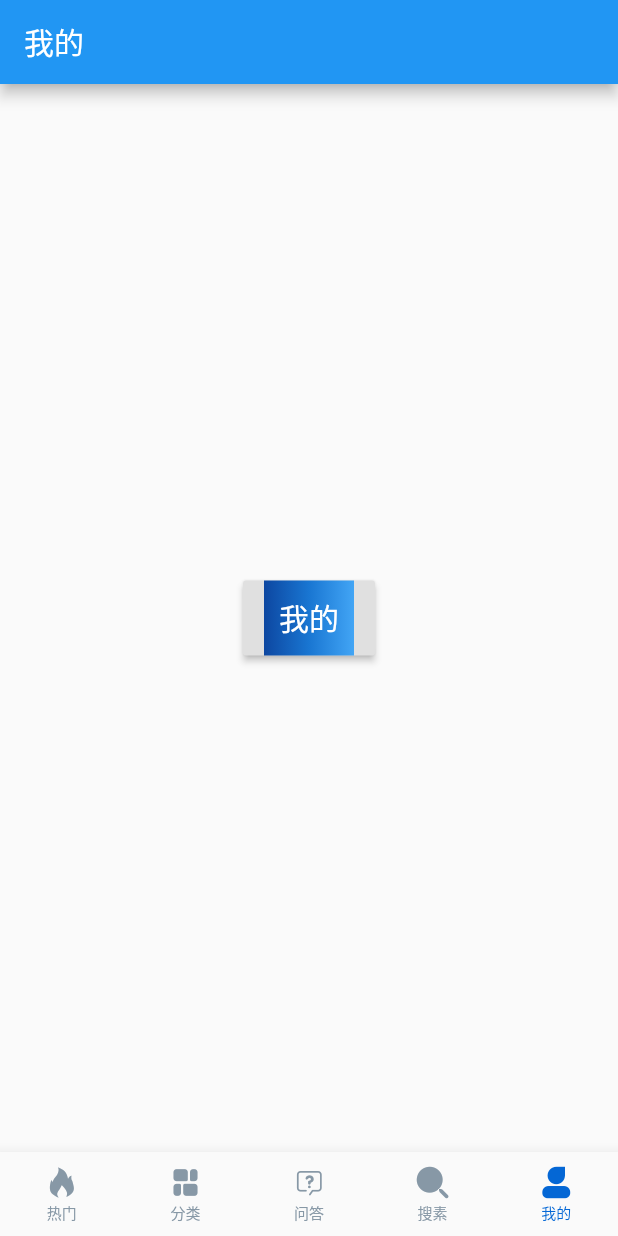
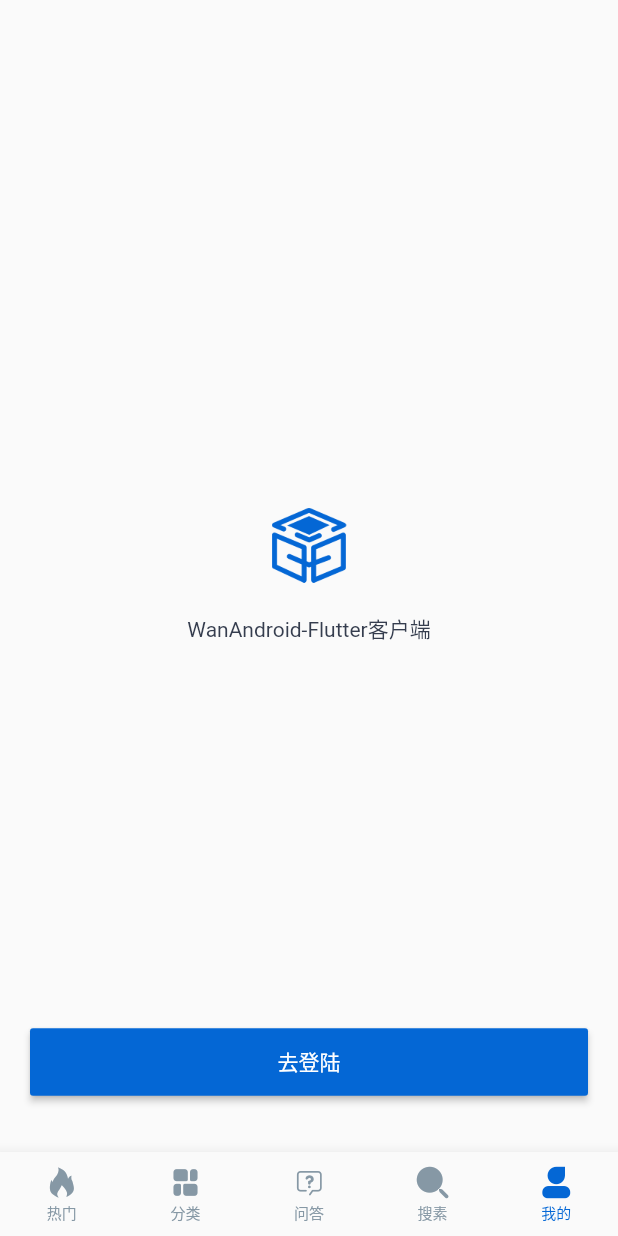
Before and after one commit to imurluck/WanAndroid-Flutter, a Flutter app: the screen it shows after launch, item 5 of the bottom bar chosen, on a phone screen of 412 x 824 dp. Run offline on Flutter 3.47's test engine with Material 2 defaults, Android fonts, the phone set to English and light mode, and no system bars; our stand-ins replace dio.

Commit message:
[refactor]: 首页我的页面未登录状态

```diff
--- a/lib/base/style/colors.dart
+++ b/lib/base/style/colors.dart
@@ -6,4 +6,20 @@ class AppColors {
   static Color barBackgroundColor = Color(0xFFF5F6F8);
 
   static Color accentColor = Color(0xFF0467D5);
+
+  static Color primaryColor = Color(0xFFFAFAFA);
+
+  static Color iconColorInactive = Color(0xFF8698A5);
+
+  static Color iconColorDeep = Color(0xFF333B4C);
+
+  static Color windowBackgroundColor = Colors.white;
+
+  static Color dividerLineColor = Color(0xFFF5F5F5);
+
+  static Color textColorPrimary = Color(0xFF353D4E);
+
+  static Color textColorSecondary = Color(0xFF5D6472);
+
+  static Color textColorThird = Color(0xFF6E767F);
 }
--- /dev/null
+++ b/lib/base/util/util_screen.dart
@@ -0,0 +1,6 @@
+import 'package:flutter/material.dart';
+
+class ScreenUtil {
+
+  static num getStatusBarHeight(BuildContext context) => MediaQuery.of(context).padding.top;
+}
--- a/lib/home/home_router.dart
+++ b/lib/home/home_router.dart
@@ -58,7 +58,7 @@ class HomeContainerState extends State<HomeContainer> {
         type: BottomNavigationBarType.fixed,
         currentIndex: currentItemIndex,
         selectedItemColor: AppColors.accentColor,
-        unselectedItemColor: Color(0xFF8798A6),
+        unselectedItemColor: AppColors.iconColorInactive,
         selectedFontSize: 10.0,
         unselectedFontSize: 10.0,
         items: <BottomNavigationBarItem>[
--- a/lib/home/page_me.dart
+++ b/lib/home/page_me.dart
@@ -1,9 +1,15 @@
 import 'package:flutter/material.dart';
+import 'package:flutter/rendering.dart';
+import 'package:wan_android_client/base/style/colors.dart';
+import 'package:wan_android_client/router/app_route.dart';
+import 'package:wan_android_client/user/login_manager.dart';
 
 class HomePageMe extends StatefulWidget {
+
+
   @override
   State<StatefulWidget> createState() {
-    return HomePageMeState();
+    return LoginManager.hasLogin() ? HomePageMeState() : HomePageMeNotLogin();
   }
 
 }
@@ -44,3 +50,58 @@ class HomePageMeState extends State<HomePageMe> {
   }
 
 }
+
+class HomePageMeNotLogin extends State<HomePageMe> {
+
+
+  @override
+  Widget build(BuildContext context) {
+    return Stack(
+      children: <Widget>[
+        Align(
+          alignment: Alignment(0.0, 0.0),
+          child: Column(
+            mainAxisSize: MainAxisSize.min,
+            children: <Widget>[
+              Image(
+                image: AssetImage("assets/image/ic_login_tip.png"),
+                width: 50.0,
+                height: 50.0,
+              ),
+              Padding(
+                  padding: const EdgeInsets.all(10.0)
+              ),
+              Text("WanAndroid-Flutter客户端",
+                style: TextStyle(
+                    fontSize: 14.0,
+                    color: AppColors.textColorPrimary
+                ),
+              )
+            ],
+          )
+        ),
+        Align(
+          alignment: Alignment(0.0, 0.9),
+          child: Container(
+            padding: EdgeInsets.only(left: 20, right: 20),
+            child: MaterialButton(
+              minWidth: double.infinity,
+              padding: EdgeInsets.only(top: 12.0, bottom: 12.0),
+              color: AppColors.accentColor,
+              onPressed: () {
+                jumpToLoginPage(context);
+              },
+              textColor: Colors.white,
+              child: Text("去登陆")
+            ),
+          )
+        )
+      ],
+    );
+  }
+
+  void jumpToLoginPage(BuildContext context) {
+    AppRoute.navigateToLoginRoute(context);
+  }
+
+}
--- a/lib/main.dart
+++ b/lib/main.dart
@@ -1,14 +1,25 @@
+import 'dart:io';
+
 import 'package:flutter/material.dart';
+import 'package:flutter/services.dart';
+import 'package:wan_android_client/base/style/colors.dart';
 import 'package:wan_android_client/home/home_router.dart';
+import 'package:wan_android_client/router/app_route.dart';
 
-void main() => runApp(MyApp());
+void main() {
+  runApp(MyApp());
+  if (Platform.isAndroid) {
+    SystemUiOverlayStyle systemUiOverlayStyle = SystemUiOverlayStyle(statusBarColor: Colors.transparent);
+    SystemChrome.setSystemUIOverlayStyle(systemUiOverlayStyle);
+  }
+}
 
 class MyApp extends StatelessWidget {
   // This widget is the root of your application.
   @override
   Widget build(BuildContext context) {
     return MaterialApp(
-      title: 'Flutter Demo',
+      title: 'WanAndroid',
       theme: ThemeData(
         // This is the theme of your application.
         //
@@ -19,8 +30,13 @@ class MyApp extends StatelessWidget {
         // or simply save your changes to "hot reload" in a Flutter IDE).
         // Notice that the counter didn't reset back to zero; the application
         // is not restarted.
-        primarySwatch: Colors.blue,
+        primaryColor: AppColors.barBackgroundColor,
+        accentColor: AppColors.accentColor,
+        primaryColorDark: AppColors.barBackgroundColor,
+        dividerColor: AppColors.dividerLineColor,
+        dialogBackgroundColor: AppColors.windowBackgroundColor
       ),
+      routes: AppRoute.appRoute,
       home: HomeRouter(),
     );
   }
--- /dev/null
+++ b/lib/router/app_route.dart
@@ -0,0 +1,20 @@
+
+import 'dart:collection';
+
+import 'package:flutter/material.dart';
+import 'package:wan_android_client/user/page_login.dart';
+
+class AppRoute {
+
+  static const ROUTE_LOGIN = "login";
+
+  static Map<String, WidgetBuilder> appRoute = {
+    ROUTE_LOGIN: (context) {
+      return PageLoginRouter();
+    }
+  };
+
+  static void navigateToLoginRoute(BuildContext context) {
+    Navigator.of(context).pushNamed(ROUTE_LOGIN);
+  }
+}
--- /dev/null
+++ b/lib/user/login_manager.dart
@@ -0,0 +1,5 @@
+
+class LoginManager {
+
+  static bool hasLogin() => false;
+}
--- a/pubspec.yaml
+++ b/pubspec.yaml
@@ -43,7 +43,9 @@ flutter:
   fonts:
     - family: iconfont
       fonts:
-        - asset: iconfont/iconfont.ttf
+        - asset: assets/iconfont/iconfont.ttf
+  assets:
+    - assets/image/
 
   # To add assets to your application, add an assets section, like this:
   # assets:
```
Also changed, not shown: lib/base/util/util_app.dart (added, +8 -0 lines), lib/user/page_login.dart (added, +50 -0 lines), assets/iconfont/iconfont.ttf (renamed from iconfont/iconfont.ttf), assets/iconfont/nagivation.ttf (renamed from iconfont/nagivation.ttf), assets/image/ic_login_tip.png (added).
